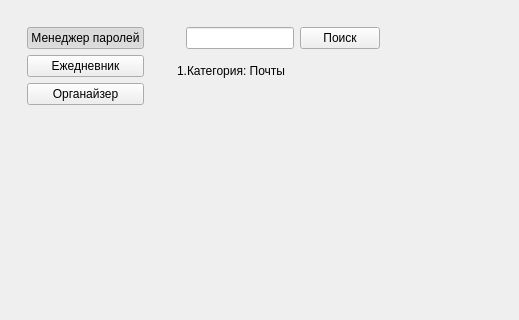
The window that Prototypes/mainwindow.ui (DeCrinal/HeartOfMind) describes before a commit, drawn with Qt 5; both pictures show x 0 to 519 and y 0 to 320 of the 800 by 600 pixel window.
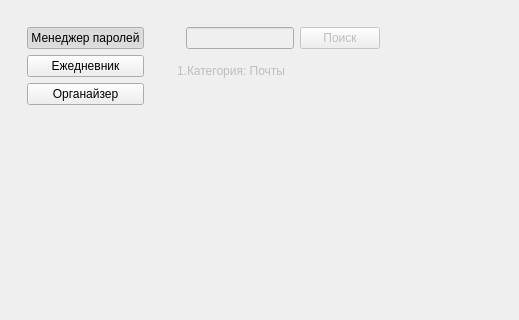
The same window after the commit.

Diff of the .ui file:
```diff
--- a/Prototypes/mainwindow.ui
+++ b/Prototypes/mainwindow.ui
@@ -81,6 +81,9 @@
     </item>
     <item row="0" column="1">
      <widget class="QWidget" name="verticalWidget_2" native="true">
+      <property name="enabled">
+       <bool>false</bool>
+      </property>
       <property name="sizePolicy">
        <sizepolicy hsizetype="Maximum" vsizetype="Preferred">
         <horstretch>0</horstretch>
```
